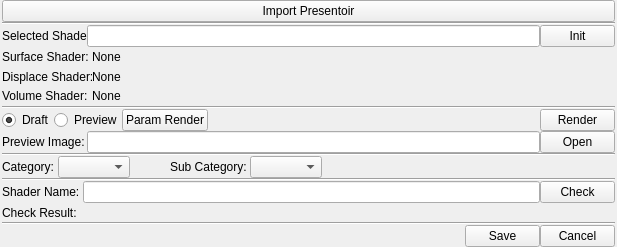
snaress/studio, file tools/maya/util/factory/ui/dialShader.ui: the form before one commit.
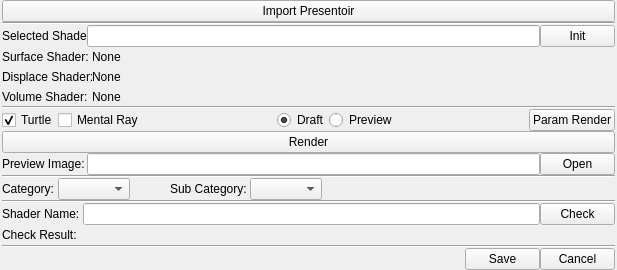
The form after the commit.

Commit message: factory: Update for mayaFactory mayaFactory: Update ShaderUi()                          Improve shader detection

Patch:
```diff
--- a/tools/maya/util/factory/ui/dialShader.ui
+++ b/tools/maya/util/factory/ui/dialShader.ui
@@ -7,7 +7,7 @@
     <x>0</x>
     <y>0</y>
     <width>617</width>
-    <height>247</height>
+    <height>270</height>
    </rect>
   </property>
   <property name="windowTitle">
@@ -232,6 +232,42 @@
       </item>
       <item>
        <layout class="QHBoxLayout" name="horizontalLayout">
+        <item>
+         <widget class="QCheckBox" name="cbTurtle">
+          <property name="text">
+           <string>Turtle</string>
+          </property>
+          <property name="checked">
+           <bool>true</bool>
+          </property>
+          <attribute name="buttonGroup">
+           <string notr="true">bgRenderer</string>
+          </attribute>
+         </widget>
+        </item>
+        <item>
+         <widget class="QCheckBox" name="cbMentalRay">
+          <property name="text">
+           <string>Mental Ray</string>
+          </property>
+          <attribute name="buttonGroup">
+           <string notr="true">bgRenderer</string>
+          </attribute>
+         </widget>
+        </item>
+        <item>
+         <spacer name="horizontalSpacer_9">
+          <property name="orientation">
+           <enum>Qt::Horizontal</enum>
+          </property>
+          <property name="sizeHint" stdset="0">
+           <size>
+            <width>40</width>
+            <height>20</height>
+           </size>
+          </property>
+         </spacer>
+        </item>
         <item>
          <widget class="QRadioButton" name="rbDraft">
           <property name="text">
@@ -255,6 +291,19 @@
           </attribute>
          </widget>
         </item>
+        <item>
+         <spacer name="horizontalSpacer_10">
+          <property name="orientation">
+           <enum>Qt::Horizontal</enum>
+          </property>
+          <property name="sizeHint" stdset="0">
+           <size>
+            <width>40</width>
+            <height>20</height>
+           </size>
+          </property>
+         </spacer>
+        </item>
         <item>
          <widget class="QPushButton" name="bParamRender">
           <property name="minimumSize">
@@ -274,33 +323,19 @@
           </property>
          </widget>
         </item>
-        <item>
-         <spacer name="horizontalSpacer_7">
-          <property name="orientation">
-           <enum>Qt::Horizontal</enum>
-          </property>
-          <property name="sizeType">
-           <enum>QSizePolicy::Expanding</enum>
-          </property>
-          <property name="sizeHint" stdset="0">
-           <size>
-            <width>40</width>
-            <height>10</height>
-           </size>
-          </property>
-         </spacer>
+       </layout>
         </item>
         <item>
          <widget class="QPushButton" name="bRender">
           <property name="minimumSize">
            <size>
-            <width>75</width>
+          <width>0</width>
             <height>0</height>
            </size>
           </property>
           <property name="maximumSize">
            <size>
-            <width>75</width>
+          <width>16777215</width>
             <height>16777215</height>
            </size>
           </property>
@@ -309,8 +344,6 @@
           </property>
          </widget>
         </item>
-       </layout>
-      </item>
       <item>
        <layout class="QHBoxLayout" name="hlPreview">
         <property name="spacing">
```
Left out of the diff: 1 changed line with no effect on the pictures. Lines whose indentation alone changed are shown as unchanged. The commit also changes 5 other files.
